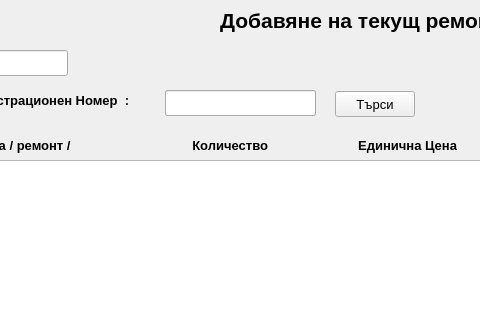
Above: addrepair.ui from JohnnyBrawo/CarServ before the change; both pictures show x 115 to 595 and y 0 to 320 of the 958 by 615 pixel window. Below: the same form after it.
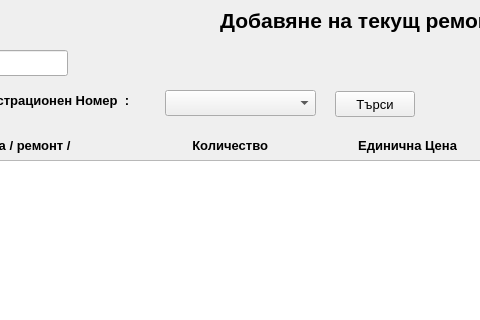
That is the form after the change.

Commit message: Check Star * firld for NewRepair form. Reload Repair Form after new klient is added.

```diff
--- a/addrepair.ui
+++ b/addrepair.ui
@@ -371,16 +371,6 @@
     </rect>
    </property>
   </widget>
-  <widget class="QLineEdit" name="LText_RandomClient">
-   <property name="geometry">
-    <rect>
-     <x>280</x>
-     <y>90</y>
-     <width>151</width>
-     <height>26</height>
-    </rect>
-   </property>
-  </widget>
   <widget class="QLabel" name="L_RepairDate">
    <property name="geometry">
     <rect>
```
Left out of the diff: 5 changed lines with no effect on the pictures. The commit also changes 4 other files.
